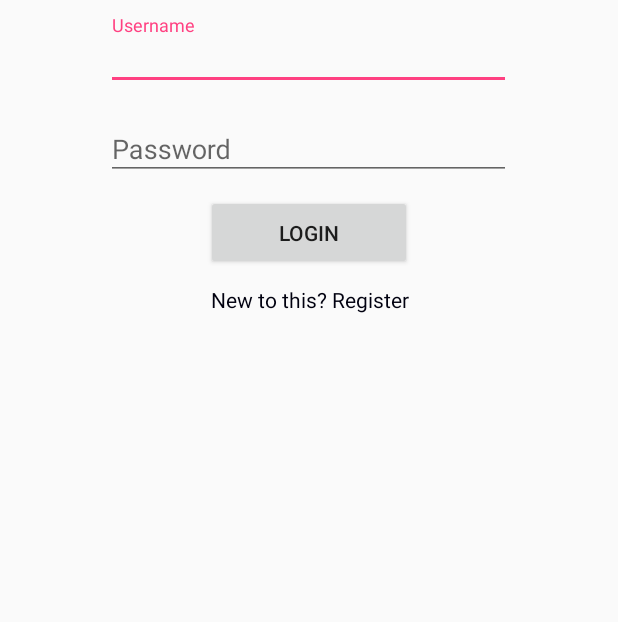
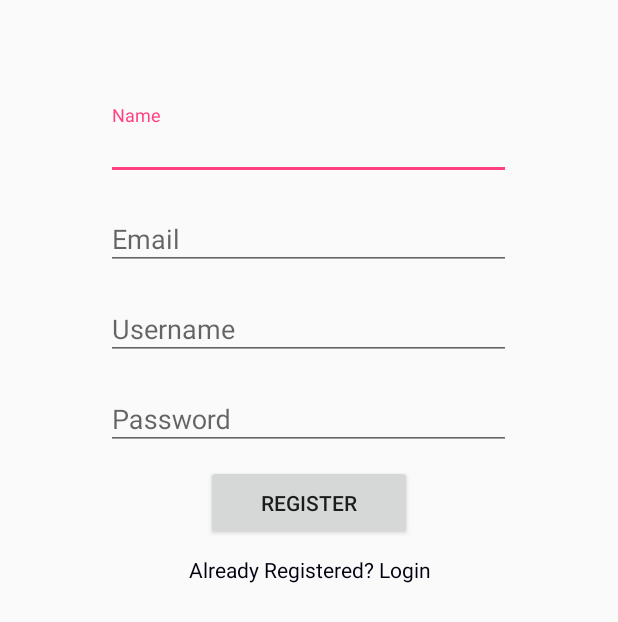
Before and after one commit to Nishchay-sopho/loginApp, an Android app: the layout activity_register.xml on its own in the app's theme, with its tools: preview values and no code run, on a phone screen of 412 x 824 dp. Shown: the top 622 px of the screen. Run offline under Robolectric (Android 15) with nearby library versions, the phone set to English and light mode, and no system bars; network calls fail.

Commit message:
Added register functionality

```diff
--- a/app/src/main/AndroidManifest.xml
+++ b/app/src/main/AndroidManifest.xml
@@ -1,7 +1,8 @@
 <?xml version="1.0" encoding="utf-8"?>
 <manifest xmlns:android="http://schemas.android.com/apk/res/android"
     package="com.example.nishchay.loginapp">
-    <uses-permission android:name="android.permission.INTERNET"/>
+
+    <uses-permission android:name="android.permission.INTERNET" />
 
     <application
         android:allowBackup="true"
@@ -17,6 +18,7 @@
                 <category android:name="android.intent.category.LAUNCHER" />
             </intent-filter>
         </activity>
+        <activity android:name=".RegisterActivity"></activity>
     </application>
 
 </manifest>
--- a/app/src/main/res/layout/activity_main.xml
+++ b/app/src/main/res/layout/activity_register.xml
@@ -3,6 +3,68 @@
     android:layout_width="match_parent"
     android:layout_height="match_parent"
     android:orientation="vertical">
+
+    <LinearLayout
+        android:layout_marginTop="70dp"
+        android:layout_width="match_parent"
+        android:layout_height="50dp"
+        android:orientation="horizontal">
+
+        <View
+            android:layout_width="0dp"
+            android:layout_height="match_parent"
+            android:layout_weight="0.25" />
+
+        <android.support.design.widget.TextInputLayout
+            android:layout_width="0dp"
+            android:layout_height="match_parent"
+            android:layout_weight="0.95">
+
+
+            <EditText
+                android:id="@+id/nameEditText"
+                android:layout_width="match_parent"
+                android:layout_height="match_parent"
+                android:hint="Name" />
+
+        </android.support.design.widget.TextInputLayout>
+
+        <View
+            android:layout_width="0dp"
+            android:layout_height="match_parent"
+            android:layout_weight="0.25" />
+    </LinearLayout>
+
+    <LinearLayout
+        android:layout_marginTop="10dp"
+        android:layout_width="match_parent"
+        android:layout_height="50dp"
+        android:orientation="horizontal">
+
+        <View
+            android:layout_width="0dp"
+            android:layout_height="match_parent"
+            android:layout_weight="0.25" />
+
+        <android.support.design.widget.TextInputLayout
+            android:layout_width="0dp"
+            android:layout_height="match_parent"
+            android:layout_weight="0.95">
+
+
+            <EditText
+                android:id="@+id/emailEditText"
+                android:layout_width="match_parent"
+                android:layout_height="match_parent"
+                android:hint="Email" />
+
+        </android.support.design.widget.TextInputLayout>
+
+        <View
+            android:layout_width="0dp"
+            android:layout_height="match_parent"
+            android:layout_weight="0.25" />
+    </LinearLayout>
 
     <LinearLayout
         android:layout_marginTop="10dp"
@@ -34,6 +96,7 @@
             android:layout_height="match_parent"
             android:layout_weight="0.25" />
     </LinearLayout>
+
 
     <LinearLayout
         android:layout_marginTop="10dp"
@@ -78,11 +141,11 @@
             android:layout_weight="0.25" />
 
         <Button
-            android:id="@+id/loginBtn"
+            android:id="@+id/registerBtn"
             android:layout_width="0dp"
             android:layout_height="match_parent"
             android:layout_weight="0.25"
-            android:text="LOGIN" />
+            android:text="Register" />
 
         <View
             android:layout_width="0dp"
@@ -91,13 +154,13 @@
     </LinearLayout>
 
     <TextView
-        android:id="@+id/registerTextView"
+        android:id="@+id/loginTextView"
         android:layout_marginTop="10dp"
         android:layout_width="match_parent"
         android:layout_height="50dp"
         android:textColor="#00000F"
         android:textAlignment="center"
         android:layout_gravity="center"
-        android:text="New to this? Register"/>
+        android:text="Already Registered? Login"/>
 
 </LinearLayout>
```
Also changed, not shown: app/src/main/java/com/example/nishchay/loginapp/MainActivity.java (+18 -4 lines), app/src/main/java/com/example/nishchay/loginapp/RegisterActivity.java (added, +111 -0 lines).
